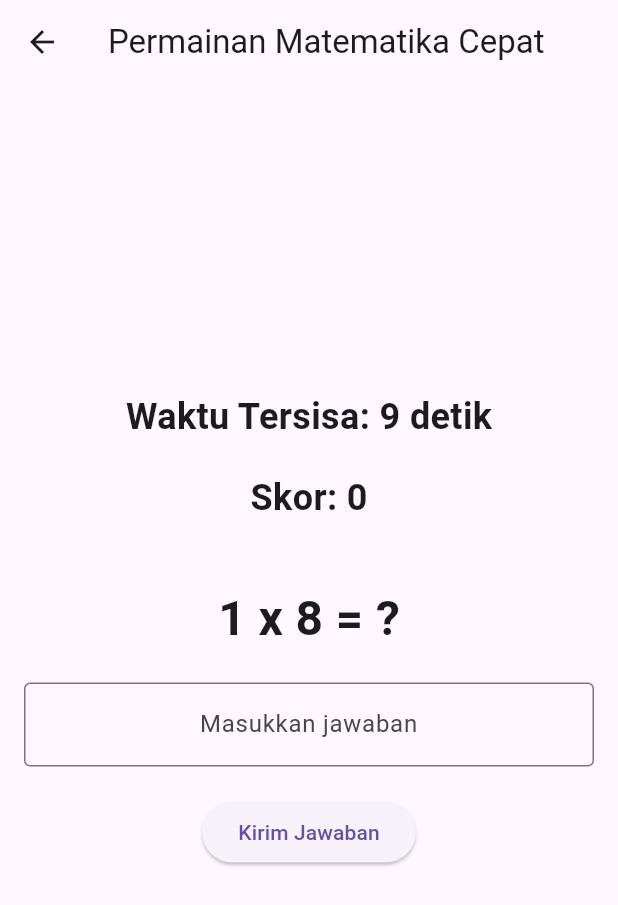
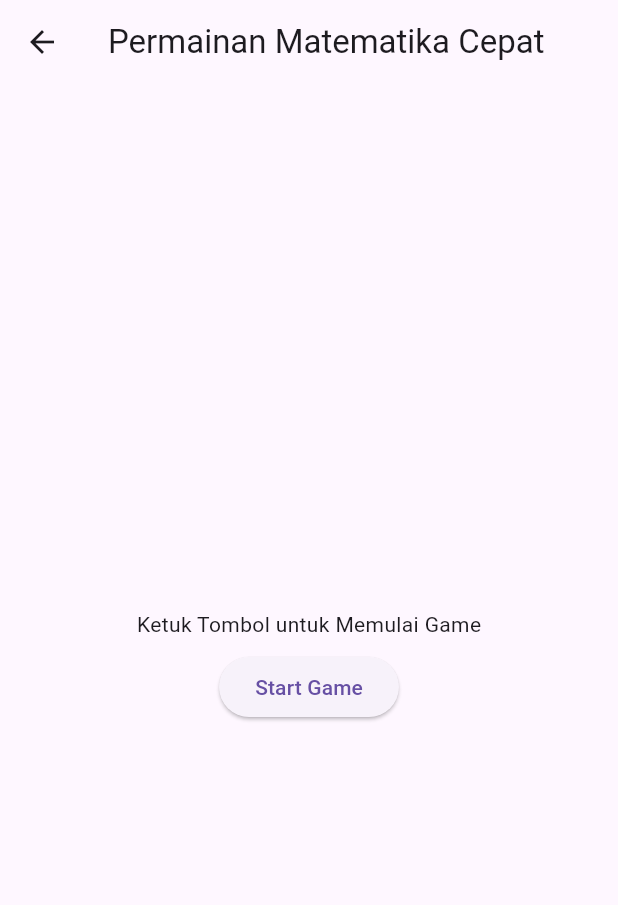
Before and after one commit to usmanasegaf/projek_uts, a Flutter app: the MathGameScreen screen opened directly, on a phone screen of 412 x 824 dp. Shown: the top 905 px of the screen. Run offline on Flutter 3.47's test engine with Material 3 defaults, Android fonts, the phone set to English and light mode, and no system bars; our stand-ins replace fluttertoast; missing offline and left inert: flutter_fireworks.

Commit message:
mengatasi math game mulai langsung sebelum ke page nya

```diff
--- a/lib/mathGame.dart
+++ b/lib/mathGame.dart
@@ -36,11 +36,12 @@ class _MathGameScreenState extends State<MathGameScreen> {
   // ignore: prefer_final_fields
   TextEditingController _answerController = TextEditingController();
 
+  bool _gameStarted = false; // Flag untuk menandakan permainan telah dimulai
+
   @override
   void initState() {
     super.initState();
     _generateQuestion();
-    _startTimer();
   }
 
   @override
@@ -110,31 +111,53 @@ class _MathGameScreenState extends State<MathGameScreen> {
     _generateQuestion();
   }
 
+  void _startGame() {
+    setState(() {
+      _gameStarted = true; // Mulai permainan
+    });
+    _startTimer(); // Mulai timer
+  }
+
   @override
   Widget build(BuildContext context) {
     return Scaffold(
       appBar: AppBar(
         title: const Text('Permainan Matematika Cepat'),
-        centerTitle: true,
       ),
       body: Padding(
         padding: const EdgeInsets.all(16.0),
+        child: Center(
           child: Column(
             mainAxisAlignment: MainAxisAlignment.center,
+            crossAxisAlignment: CrossAxisAlignment.center,
             children: [
+              if (!_gameStarted) ...[
+                const Padding(
+                  padding: EdgeInsets.all(8.0),
+                  child: Text("Ketuk Tombol untuk Memulai Game"),
+                ),
+                ElevatedButton(
+                  onPressed: _startGame,
+                  child: const Text('Start Game'),
+                ),
+              ] else ...[
+                // Tampilan permainan setelah game dimulai
                 Text(
                   'Waktu Tersisa: $_currentTime detik',
-              style: const TextStyle(fontSize: 24, fontWeight: FontWeight.bold),
+                  style: const TextStyle(
+                      fontSize: 24, fontWeight: FontWeight.bold),
                 ),
                 const SizedBox(height: 20),
                 Text(
                   'Skor: $_score',
-              style: const TextStyle(fontSize: 24, fontWeight: FontWeight.bold),
+                  style: const TextStyle(
+                      fontSize: 24, fontWeight: FontWeight.bold),
                 ),
                 const SizedBox(height: 40),
                 Text(
                   '$_number1 $_operator $_number2 = ?',
-              style: const TextStyle(fontSize: 32, fontWeight: FontWeight.bold),
+                  style: const TextStyle(
+                      fontSize: 32, fontWeight: FontWeight.bold),
                 ),
                 const SizedBox(height: 20),
                 TextField(
@@ -158,7 +181,9 @@ class _MathGameScreenState extends State<MathGameScreen> {
                     onPressed: _resetGame,
                     child: const Text('Main Lagi'),
                   ),
+              ]
             ],
+          ),
         ),
       ),
     );
--- a/lib/memoryGames.dart
+++ b/lib/memoryGames.dart
@@ -97,6 +97,10 @@ class _MemoryGamePageState extends State<MemoryGamePage> {
           mainAxisAlignment: MainAxisAlignment.center,
           children: [
             if (!gameStarted) ...[
+              const Padding(
+                padding: EdgeInsets.all(8.0),
+                child: Text("Ketuk Tombol untuk Memulai Game"),
+              ),
               ElevatedButton(
                 onPressed: startGame,
                 child: const Text('Start Game'),
```
Also changed, not shown: lib/main.dart (+10 -6 lines). Lines whose indentation alone changed are shown as unchanged.
